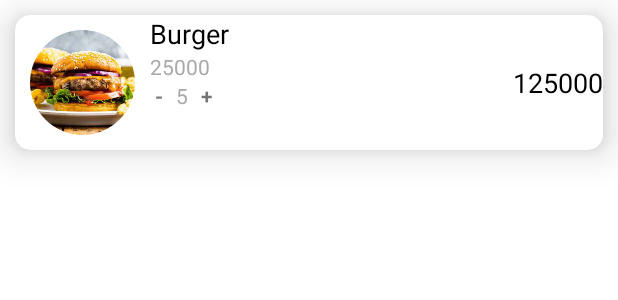
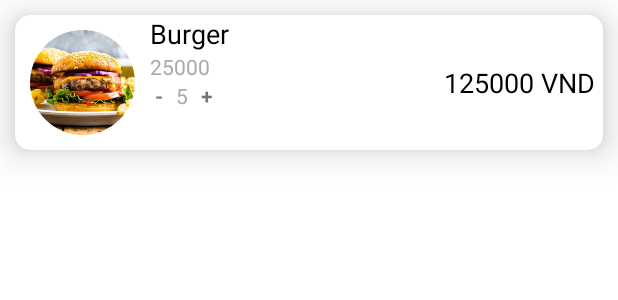
Before and after one commit to lchryu/FoodOrderApp, an Android app: the layout item_cart.xml on its own in the app's theme, with its tools: preview values and no code run, on a phone screen of 412 x 824 dp. Shown: the top 300 px of the screen. Run offline under Robolectric (Android 15) with nearby library versions, the phone set to English and light mode, and no system bars.

Commit message:
fix format price CartActivity

```diff
--- a/app/src/main/java/com/example/foodorderapp/cart/adapter/CartAdapter.java
+++ b/app/src/main/java/com/example/foodorderapp/cart/adapter/CartAdapter.java
@@ -45,9 +45,9 @@ public class CartAdapter extends RecyclerView.Adapter<CartAdapter.CartViewHolder
         }
         holder.imgFood.setImageResource(cartItem.getFood().getImgResource());
         holder.tvName.setText(cartItem.getFood().getName());
-        holder.tvPrice.setText(String.valueOf(cartItem.getFood().getPrice()));
+        holder.tvPrice.setText(CartDAO.formatPrice(cartItem.getFood().getPrice()));
         holder.tvQuantity.setText(String.valueOf(cartItem.getQuantity()));
-        holder.tvTotalPrice.setText(String.valueOf(cartItem.getTotalPrice()));
+        holder.tvTotalPrice.setText(CartDAO.formatPrice(cartItem.getTotalPrice()));
 
         holder.tvPlus.setOnClickListener(new View.OnClickListener() {
             @Override
--- a/app/src/main/res/layout/item_cart.xml
+++ b/app/src/main/res/layout/item_cart.xml
@@ -91,8 +91,9 @@
             android:layout_height="wrap_content"
             android:layout_centerVertical="true"
             android:layout_alignParentEnd="true"
-            android:text="125000"
+            android:text="125000 VND"
             android:textAppearance="?android:textAppearanceMedium"
-            android:textColor="@android:color/black" />
+            android:textColor="@android:color/black"
+            android:layout_marginEnd="5dp"/>
     </RelativeLayout>
 </androidx.cardview.widget.CardView>
```
